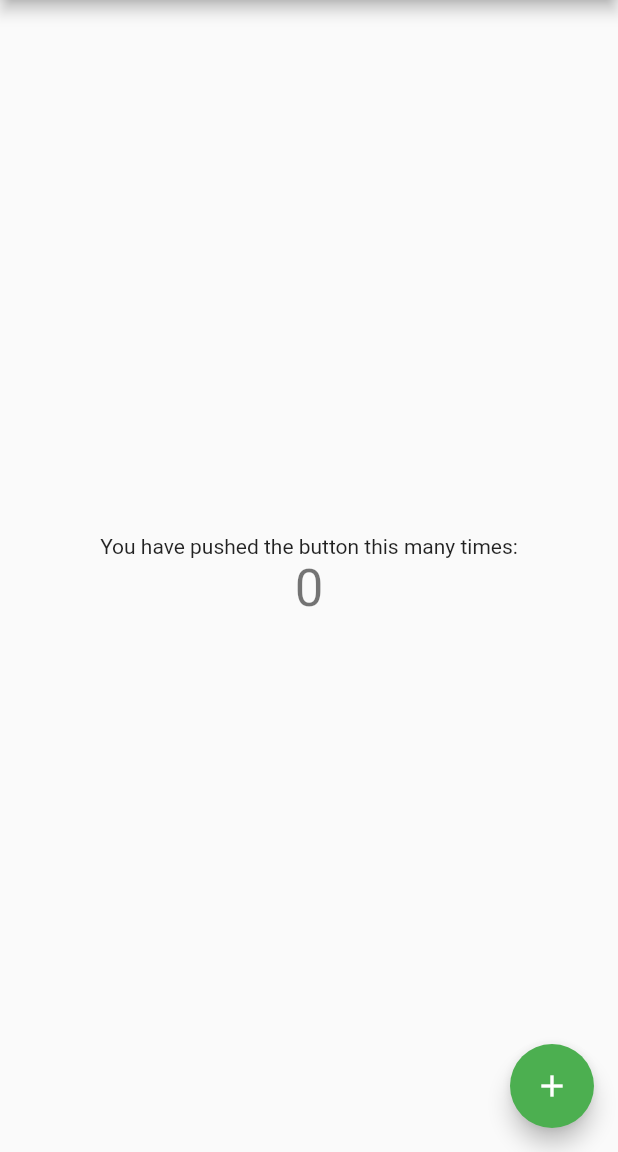
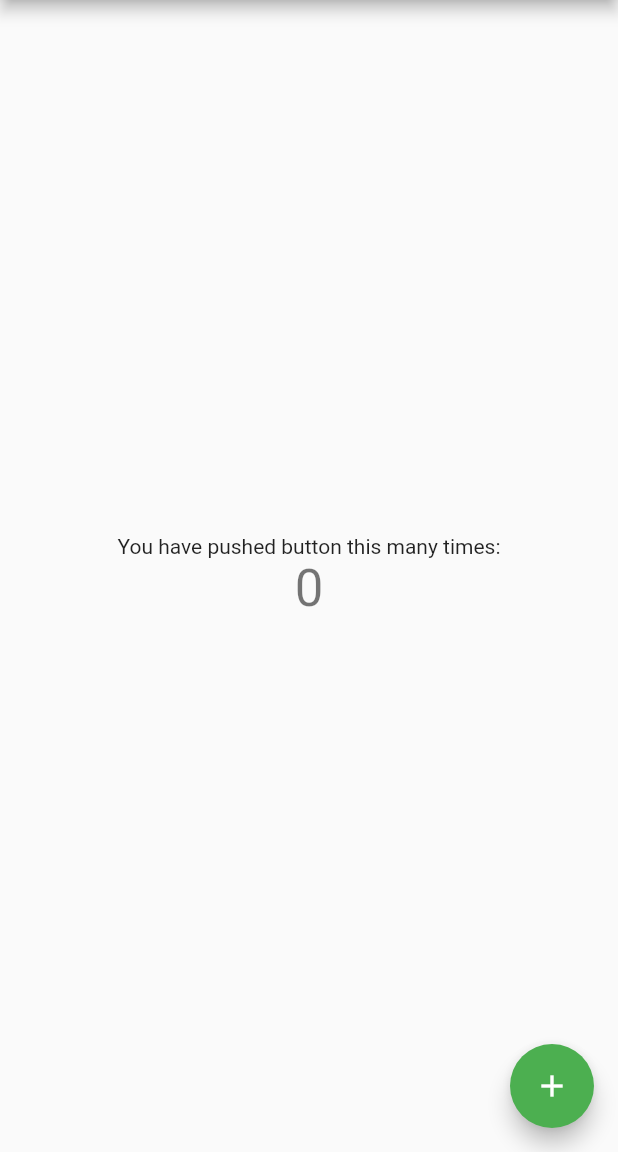
Before and after one commit to JillianQuinn/SloceriesApp, a Flutter app: the screen it shows after launch, on a phone screen of 412 x 824 dp, the part 84-1236 px from its top. Run offline on Flutter 3.47's test engine with Material 2 defaults, Android fonts, the phone set to English and light mode, and no system bars.

Commit message:
update android settings

```diff
--- a/lib/main.dart
+++ b/lib/main.dart
@@ -1,8 +1,6 @@
 import 'package:flutter/material.dart';
 import 'package:flutter/cupertino.dart';
 import 'package:flutter/services.dart';
-import 'app.dart';
-
 
 void main() => runApp(MyApp());
 
@@ -105,7 +103,7 @@ class _MyHomePageState extends State<MyHomePage> {
           mainAxisAlignment: MainAxisAlignment.center,
           children: <Widget>[
             Text(
-              'You have pushed the button this many times:',
+              'You have pushed button this many times:',
             ),
             Text(
               '$_counter',
```
